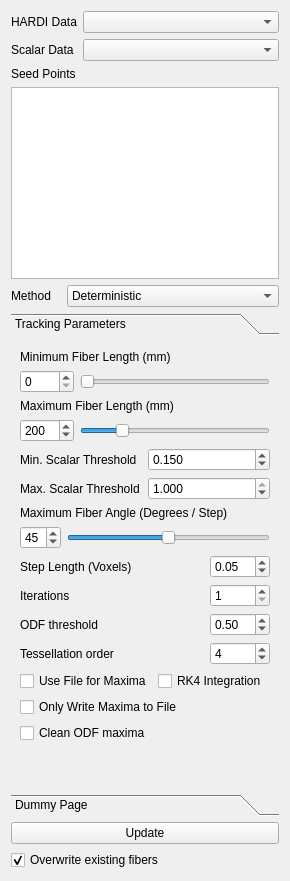
First picture: the form in branches/myusufoglu/plugins/stable/HARDIFiberTracking/HARDIFiberTracking.ui, repository BackupTheBerlios/viste-tool-svn, before the edit.
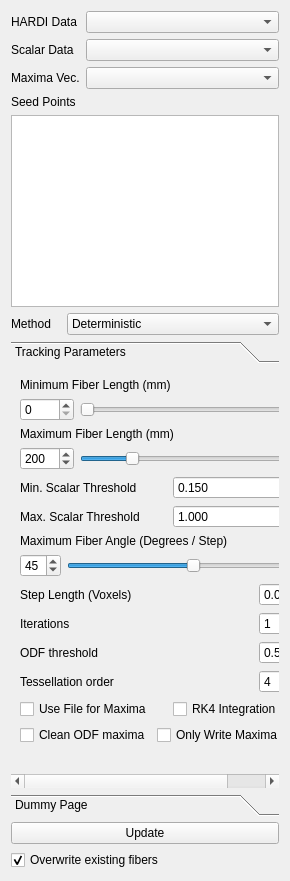
Second picture: the form after the edit.

```diff
--- a/branches/myusufoglu/plugins/stable/HARDIFiberTracking/HARDIFiberTracking.ui
+++ b/branches/myusufoglu/plugins/stable/HARDIFiberTracking/HARDIFiberTracking.ui
@@ -32,6 +32,13 @@
          </property>
         </widget>
        </item>
+       <item>
+        <widget class="QLabel" name="MaxUnitVecLabel">
+         <property name="text">
+          <string>Maxima Vec.</string>
+         </property>
+        </widget>
+       </item>
       </layout>
      </item>
      <item>
@@ -49,6 +56,9 @@
        <item>
         <widget class="QComboBox" name="AIDataCombo"/>
        </item>
+       <item>
+        <widget class="QComboBox" name="MaxUnitVecDataCombo"/>
+       </item>
       </layout>
      </item>
     </layout>
@@ -127,8 +137,8 @@
        <rect>
         <x>0</x>
         <y>0</y>
-        <width>272</width>
-        <height>456</height>
+        <width>284</width>
+        <height>413</height>
        </rect>
       </property>
       <attribute name="label">
@@ -463,12 +473,7 @@
         </layout>
        </item>
        <item>
-        <widget class="QCheckBox" name="writeMaxToFileCheck">
-         <property name="text">
-          <string>Only Write Maxima to File</string>
-         </property>
-        </widget>
-       </item>
+        <layout class="QHBoxLayout" name="horizontalLayout_8">
        <item>
         <widget class="QCheckBox" name="cleanBox">
          <property name="text">
@@ -477,6 +482,15 @@
         </widget>
        </item>
        <item>
+          <widget class="QCheckBox" name="writeMaxToFileCheck">
+           <property name="text">
+            <string>Only Write Maxima to File</string>
+           </property>
+          </widget>
+         </item>
+        </layout>
+       </item>
+       <item>
         <spacer name="verticalSpacer">
          <property name="orientation">
           <enum>Qt::Vertical</enum>
```
Left out of the diff: 6 changed lines with no effect on the pictures. Lines whose indentation alone changed are shown as unchanged.
